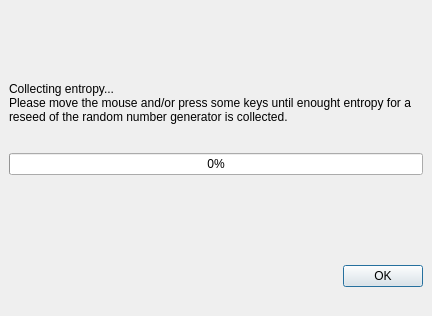
Qt form src/forms/CollectEntropyDlg.ui (thooge/keepassx1) before a commit.
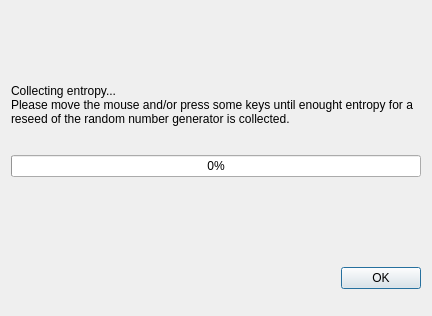
The same form after that commit. Custom widgets are drawn as their Qt base class.

```diff
--- a/src/forms/CollectEntropyDlg.ui
+++ b/src/forms/CollectEntropyDlg.ui
@@ -10,9 +10,7 @@
    </rect>
   </property>
   <property name="sizePolicy" >
-   <sizepolicy>
-    <hsizetype>4</hsizetype>
-    <vsizetype>4</vsizetype>
+   <sizepolicy vsizetype="Maximum" hsizetype="Maximum" >
     <horstretch>0</horstretch>
     <verstretch>0</verstretch>
    </sizepolicy>
@@ -27,9 +25,6 @@
    <string>Random Number Generator</string>
   </property>
   <layout class="QVBoxLayout" >
-   <property name="margin" >
-    <number>9</number>
-   </property>
    <property name="spacing" >
     <number>6</number>
    </property>
@@ -52,9 +47,7 @@
    <item>
     <widget class="QLabel" name="label" >
      <property name="sizePolicy" >
-      <sizepolicy>
-       <hsizetype>5</hsizetype>
-       <vsizetype>4</vsizetype>
+      <sizepolicy vsizetype="Maximum" hsizetype="Preferred" >
        <horstretch>0</horstretch>
        <verstretch>0</verstretch>
       </sizepolicy>
@@ -87,9 +80,7 @@
    <item>
     <widget class="QStackedWidget" name="stackedWidget" >
      <property name="sizePolicy" >
-      <sizepolicy>
-       <hsizetype>5</hsizetype>
-       <vsizetype>0</vsizetype>
+      <sizepolicy vsizetype="Fixed" hsizetype="Preferred" >
        <horstretch>0</horstretch>
        <verstretch>0</verstretch>
       </sizepolicy>
@@ -111,9 +102,6 @@
      </property>
      <widget class="QWidget" name="page" >
       <layout class="QHBoxLayout" >
-       <property name="margin" >
-        <number>9</number>
-       </property>
        <property name="spacing" >
         <number>6</number>
        </property>
@@ -136,9 +124,7 @@
        <item>
         <widget class="WaitAnimationWidget" native="1" name="Animation" >
          <property name="sizePolicy" >
-          <sizepolicy>
-           <hsizetype>0</hsizetype>
-           <vsizetype>0</vsizetype>
+          <sizepolicy vsizetype="Fixed" hsizetype="Fixed" >
            <horstretch>0</horstretch>
            <verstretch>0</verstretch>
           </sizepolicy>
```
Left out of the diff: 3 changed lines with no effect on the pictures.
